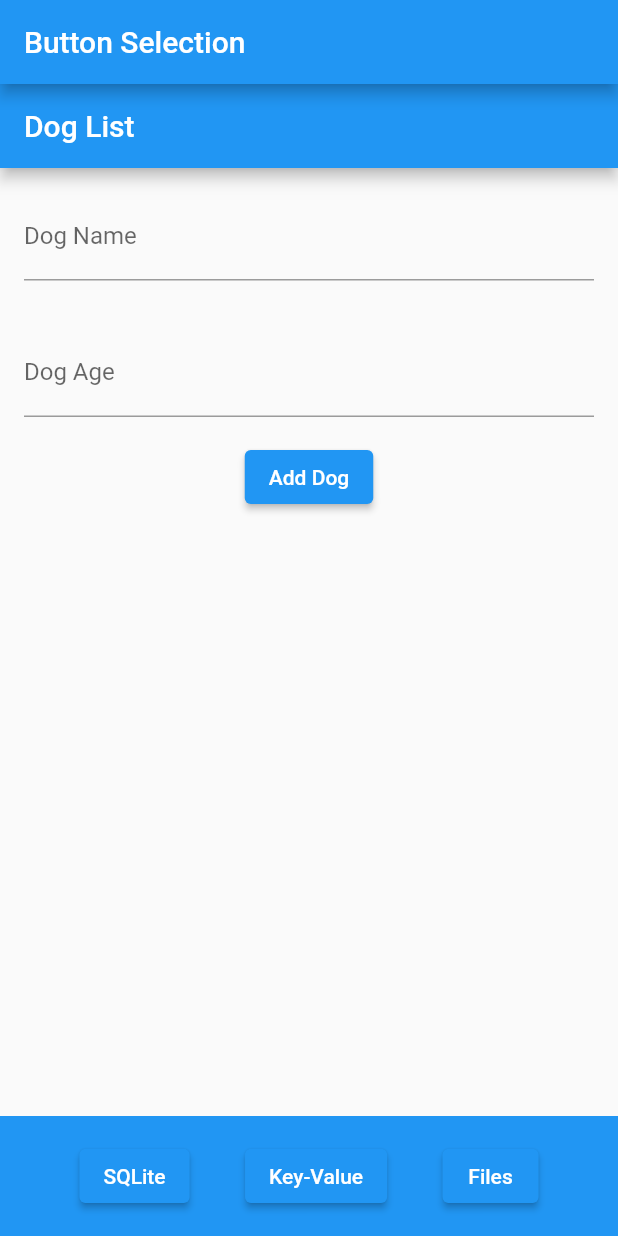
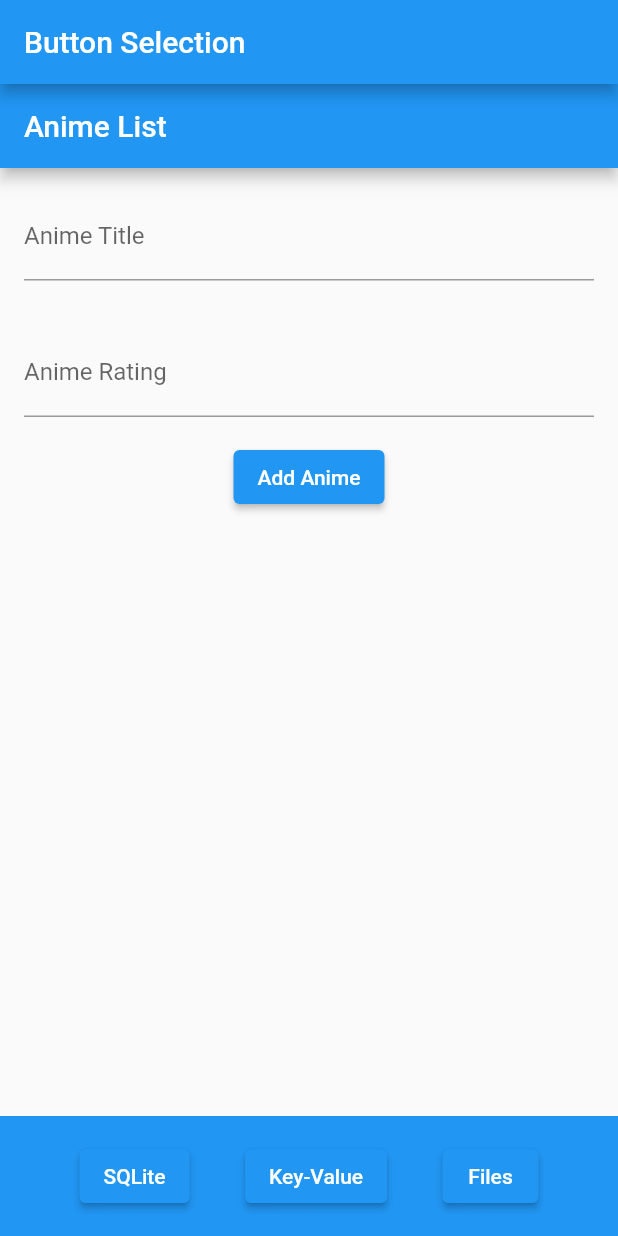
Before and after one commit to gwhinbleid/flutter-persistence, a Flutter app: the screen it shows after launch, on a phone screen of 412 x 824 dp. Run offline on Flutter 3.47's test engine with Material 2 defaults, Android fonts, the phone set to English and light mode, and no system bars; our stand-ins replace shared_preferences, sqflite; accounts and stored records are empty.

Commit message:
changed dog into anime

```diff
--- a/sqlite/lib/db_test.dart
+++ b/sqlite/lib/db_test.dart
@@ -10,7 +10,7 @@ class SQLite extends StatelessWidget {
   @override
   Widget build(BuildContext context) {
     return MaterialApp(
-      title: 'Doggie Database',
+      title: 'Anime Database',
       theme: ThemeData(
         primarySwatch: Colors.blue,
       ),
@@ -26,9 +26,9 @@ class MyHomePage extends StatefulWidget {
 
 class _MyHomePageState extends State<MyHomePage> {
   late Database database;
-  final TextEditingController nameController = TextEditingController();
-  final TextEditingController ageController = TextEditingController();
-  List<Dog> dogList = [];
+  final TextEditingController titleController = TextEditingController();
+  final TextEditingController ratingController = TextEditingController();
+  List<Anime> animeList = [];
 
   @override
   void initState() {
@@ -36,18 +36,18 @@ class _MyHomePageState extends State<MyHomePage> {
     initDB().then((db) {
       setState(() {
         database = db;
-        fetchDogs();
+        fetchAnimes();
       });
     });
   }
 
   Future<Database> initDB() async {
     return openDatabase(
-      join(await getDatabasesPath(), 'doggie_database.db'),
+      join(await getDatabasesPath(), 'anime_database.db'),
       onCreate: (db, version) {
         // Run the CREATE TABLE statement on the database.
         return db.execute(
-          'CREATE TABLE dogs(id INTEGER PRIMARY KEY, name TEXT, age INTEGER)',
+          'CREATE TABLE animes(id INTEGER PRIMARY KEY, title TEXT, rating INTEGER)',
         );
       },
       // Set the version. This executes the onCreate function and provides a
@@ -56,43 +56,43 @@ class _MyHomePageState extends State<MyHomePage> {
     );
   }
 
-  Future<void> insertDog(Dog dog) async {
+  Future<void> insertAnime(Anime anime) async {
     await database.insert(
-      'dogs',
-      dog.toMap(),
+      'animes',
+      anime.toMap(),
       conflictAlgorithm: ConflictAlgorithm.replace,
     );
   }
 
 
-  Future<void> deleteDog(int id) async {
+  Future<void> deleteAnime(int id) async {
     final db = await database;
     await db.delete(
-      'dogs',
+      'animes',
       where: 'id = ?',
       whereArgs: [id],
     );
-    //fetchDogs(); // Fetch the updated list after deleting the dog
+    //fetchAnimes(); // Fetch the updated list after deleting the animes
   }
 
-  Future<List<Dog>> fetchDogs() async {
-    final List<Map<String, dynamic>> maps = await database.query('dogs');
+  Future<List<Anime>> fetchAnimes() async {
+    final List<Map<String, dynamic>> maps = await database.query('animes');
     return List.generate(maps.length, (i) {
-      return Dog(
+      return Anime(
         id: maps[i]['id'],
-        name: maps[i]['name'],
-        age: maps[i]['age'],
+        title: maps[i]['title'],
+        rating: maps[i]['rating'],
       );
     });
   }
 
-  Future<void> updateDog(Dog dog) async {
+  Future<void> updateAnime(Anime anime) async {
     final db = await database;
     await db.update(
-      'dogs',
-      dog.toMap(),
+      'animes',
+      anime.toMap(),
       where: 'id = ?',
-      whereArgs: [dog.id],
+      whereArgs: [anime.id],
     );
   }
 
@@ -101,64 +101,64 @@ class _MyHomePageState extends State<MyHomePage> {
   Widget build(BuildContext context) {
     return Scaffold(
       appBar: AppBar(
-        title: Text('Dog List'),
+        title: Text('Anime List'),
       ),
       body: Column(
         children: [
           Padding(
             padding: const EdgeInsets.all(16.0),
             child: TextField(
-              controller: nameController,
+              controller: titleController,
               decoration: InputDecoration(
-                labelText: 'Dog Name',
+                labelText: 'Anime Title',
               ),
             ),
           ),
           Padding(
             padding: const EdgeInsets.all(16.0),
             child: TextField(
-              controller: ageController,
+              controller: ratingController,
               decoration: InputDecoration(
-                labelText: 'Dog Age',
+                labelText: 'Anime Rating',
               ),
               keyboardType: TextInputType.number,
             ),
           ),
           ElevatedButton(
             onPressed: () {
-              final name = nameController.text;
-              final age = int.tryParse(ageController.text) ?? 0;
-              final dog = Dog(id: lastID++, name: name, age: age);
-              insertDog(dog).then((_) {
+              final title = titleController.text;
+              final rating = int.tryParse(ratingController.text) ?? 0;
+              final anime = Anime(id: lastID++, title: title, rating: rating);
+              insertAnime(anime).then((_) {
                 setState(() {
-                  nameController.clear();
-                  ageController.clear();
+                  titleController.clear();
+                  ratingController.clear();
                 });
               });
             },
-            child: Text('Add Dog'),
+            child: Text('Add Anime'),
           ),
-          FutureBuilder<List<Dog>>(
-            future: fetchDogs(),
+          FutureBuilder<List<Anime>>(
+            future: fetchAnimes(),
             builder: (context, snapshot) {
               if (snapshot.hasData) {
-                final dogList = snapshot.data!;
+                final animeList = snapshot.data!;
                 return Expanded(
                   child: ListView.builder(
-                    itemCount: dogList.length,
+                    itemCount: animeList.length,
                     itemBuilder: (context, index) {
-                      final dog = dogList[index];
+                      final anime = animeList[index];
                       return ListTile(
-                        title: Text(dog.name),
-                        subtitle: Text('Age: ${dog.age}'),
+                        title: Text(anime.title),
+                        subtitle: Text('Rating: ${anime.rating}'),
                         trailing: Row(
                           mainAxisSize: MainAxisSize.min,
                           children: [
                             ElevatedButton(
                               onPressed: () {
-                                deleteDog(dog.id).then((_) {
+                                deleteAnime(anime.id).then((_) {
                                   setState(() {
-                                    fetchDogs();
+                                    fetchAnimes();
                                   });
                                 });
                               },
@@ -170,23 +170,23 @@ class _MyHomePageState extends State<MyHomePage> {
                                 showDialog(
                                   context: context,
                                   builder: (context) {
-                                    final updatedNameController = TextEditingController(text: dog.name);
-                                    final updatedAgeController = TextEditingController(text: dog.age.toString());
+                                    final updatedTitleController = TextEditingController(text: anime.title);
+                                    final updatedRatingController = TextEditingController(text: anime.rating.toString());
                                     return AlertDialog(
-                                      title: Text('Update Dog'),
+                                      title: Text('Update Anime'),
                                       content: Column(
                                         mainAxisSize: MainAxisSize.min,
                                         children: [
                                           TextField(
-                                            controller: updatedNameController,
+                                            controller: updatedTitleController,
                                             decoration: InputDecoration(
-                                              labelText: 'Dog Name',
+                                              labelText: 'Anime Title',
                                             ),
                                           ),
                                           TextField(
-                                            controller: updatedAgeController,
+                                            controller: updatedRatingController,
                                             decoration: InputDecoration(
-                                              labelText: 'Dog Age',
+                                              labelText: 'Anime Rating',
                                             ),
                                             keyboardType: TextInputType.number,
                                           ),
@@ -201,16 +201,16 @@ class _MyHomePageState extends State<MyHomePage> {
                                         ),
                                         ElevatedButton(
                                           onPressed: () {
-                                            final updatedName = updatedNameController.text;
-                                            final updatedAge = int.tryParse(updatedAgeController.text) ?? 0;
-                                            final updatedDog = Dog(
-                                              id: dog.id,
-                                              name: updatedName,
-                                              age: updatedAge,
+                                            final updatedTitle = updatedTitleController.text;
+                                            final updatedRating = int.tryParse(updatedRatingController.text) ?? 0;
+                                            final updatedAnime = Anime(
+                                              id: anime.id,
+                                              title: updatedTitle,
+                                              rating: updatedRating,
                                             );
-                                            updateDog(updatedDog).then((_) {
+                                            updateAnime(updatedAnime).then((_) {
                                               setState(() {
-                                                fetchDogs();
+                                                fetchAnimes();
                                               });
                                               Navigator.of(context).pop();
                                             });
@@ -245,29 +245,29 @@ class _MyHomePageState extends State<MyHomePage> {
   }
 }
 
-  class Dog {
+  class Anime {
   final int id;
-  final String name;
-  final int age;
+  final String title;
+  final int rating;
 
-  const Dog({
+  const Anime({
     required this.id,
-    required this.name,
-    required this.age,
+    required this.title,
+    required this.rating,
   });
 
-  // Convert a Dog into a Map. The keys must correspond to the names of the
+  // Convert an Anime into a Map. The keys must correspond to the titles of the
   // columns in the database.
   Map<String, dynamic> toMap() {
     return {
       'id': id,
-      'name': name,
-      'age': age,
+      'title': title,
+      'rating': rating,
     };
   }
 
   @override
   String toString() {
-    return 'Dog{id: $id, name: $name, age: $age}';
+    return 'Anime{id: $id, title: $title, rating: $rating}';
   }
 }
```
